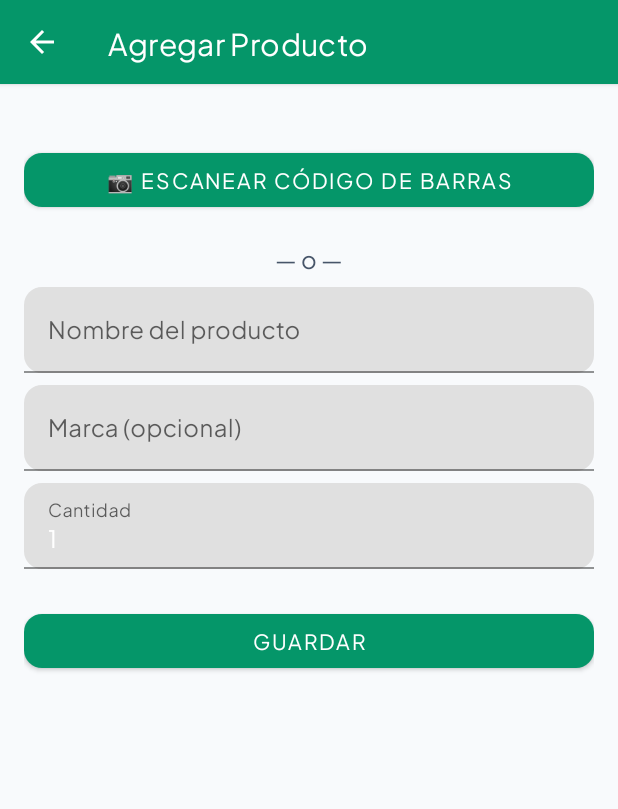
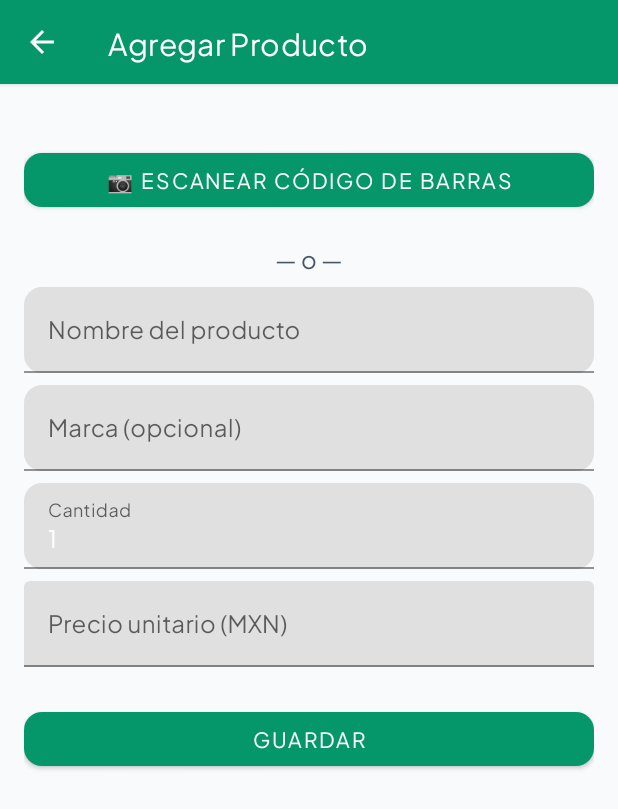
Before and after one commit to YonLopezRa/ListaSuper, an Android app: the fragment AgregarProductoFragment placed in its activity, on a phone screen of 412 x 824 dp. Shown: the top 809 px of the screen. Run offline under Robolectric (Android 15) with nearby library versions, the phone set to English and light mode, and no system bars; our stand-ins replace Room's generated code; libraries missing offline, so code that uses them is left out: com.journeyapps.barcodescanner; pictures from the network do not load.

Commit message:
fix: cierre de Fase 1 - precios, piezas y limpieza del diálogo
- Se eliminó el campo "gasto estimado" del diálogo de creación de listas.
- Se agregó el campo de precio unitario en la pantalla "Agregar Producto".
- El gasto real ahora se calcula como (precio × cantidad) por producto.
- El progreso de la tarjeta ahora cuenta piezas individuales, no productos.
- Se agregó `totalPiezas` y `piezasCompradas` a `ListaConEstadisticas`.
- La entidad `ListaEntity` ya no contiene `gastoTotal` (ahora se calcula dinámicamente).

```diff
--- a/app/src/main/java/com/example/listasuper/data/local/AppDatabase.kt
+++ b/app/src/main/java/com/example/listasuper/data/local/AppDatabase.kt
@@ -9,7 +9,7 @@ import com.example.listasuper.data.local.entities.ProductoEntity
 
 @Database(
     entities = [ListaEntity::class, ProductoEntity::class],
-    version = 3,
+    version = 4,
     exportSchema = false
 )
 abstract class AppDatabase : RoomDatabase() {
--- a/app/src/main/java/com/example/listasuper/data/local/ListaConEstadisticas.kt
+++ b/app/src/main/java/com/example/listasuper/data/local/ListaConEstadisticas.kt
@@ -6,5 +6,7 @@ data class ListaConEstadisticas(
     val lista: ListaEntity,
     val totalProductos: Int,
     val productosComprados: Int,
+    val totalPiezas: Int,
+    val piezasCompradas: Int,
     val gastoReal: Double // Suma de precios de los productos
 )
--- a/app/src/main/java/com/example/listasuper/data/local/entities/ListaEntity.kt
+++ b/app/src/main/java/com/example/listasuper/data/local/entities/ListaEntity.kt
@@ -8,7 +8,6 @@ data class ListaEntity(
     @PrimaryKey(autoGenerate = true) val id: Long = 0,
     val nombre: String,
     val tienda: String = "general", // "walmart", "chedraui", "general"
-    val gastoTotal: Double = 0.0,
     val fechaCreacion: Long = System.currentTimeMillis(),
     val completa: Boolean = false
 )
--- a/app/src/main/java/com/example/listasuper/data/local/entities/ProductoEntity.kt
+++ b/app/src/main/java/com/example/listasuper/data/local/entities/ProductoEntity.kt
@@ -24,5 +24,5 @@ data class ProductoEntity(
     val imagenUrl: String? = null,
     val cantidad: Int = 1,
     val comprado: Boolean = false,
-    val precio: Double? = null
+    val precio: Double = 0.0
 )
--- a/app/src/main/java/com/example/listasuper/data/repository/ListaRepository.kt
+++ b/app/src/main/java/com/example/listasuper/data/repository/ListaRepository.kt
@@ -9,8 +9,8 @@ class ListaRepository(private val listaDao: ListaDao, private val productoDao: P
 
     fun obtenerTodas(): Flow<List<ListaEntity>> = listaDao.obtenerTodas()
 
-    suspend fun crear(nombre: String, tiendaId: String, gastoTotal: Double): Long =
-        listaDao.insertar(ListaEntity(nombre = nombre, tienda = tiendaId, gastoTotal = gastoTotal))
+    suspend fun crear(nombre: String, tiendaId: String): Long =
+        listaDao.insertar(ListaEntity(nombre = nombre, tienda = tiendaId))
 
     suspend fun actualizar(lista: ListaEntity) = listaDao.actualizar(lista)
 
--- a/app/src/main/java/com/example/listasuper/ui/agregar/AgregarProductoViewModel.kt
+++ b/app/src/main/java/com/example/listasuper/ui/agregar/AgregarProductoViewModel.kt
@@ -34,7 +34,7 @@ class AgregarProductoViewModel(application: Application) : AndroidViewModel(appl
         }
     }
 
-    fun guardarProducto(nombre: String, marca: String?, cantidad: Int, listaId: Long, codigoBarras: String?, imagenUrl: String?) {
+    fun guardarProducto(nombre: String, marca: String?, cantidad: Int, precio: Double, listaId: Long, codigoBarras: String?, imagenUrl: String?) {
         viewModelScope.launch {
             val producto = ProductoEntity(
                 listaId = listaId,
@@ -42,7 +42,8 @@ class AgregarProductoViewModel(application: Application) : AndroidViewModel(appl
                 nombre = nombre,
                 marca = marca,
                 imagenUrl = imagenUrl,
-                cantidad = cantidad
+                cantidad = cantidad,
+                precio = precio
             )
             productoRepo.agregar(producto)
         }
--- a/app/src/main/java/com/example/listasuper/ui/listas/ListasAdapter.kt
+++ b/app/src/main/java/com/example/listasuper/ui/listas/ListasAdapter.kt
@@ -46,12 +46,12 @@ class ListasAdapter(
             tvPrecio.text = format.format(item.gastoReal)
 
             val progreso = if (item.totalProductos > 0) {
-                (item.productosComprados * 100) / item.totalProductos
+                (item.piezasCompradas * 100) / item.totalPiezas
             } else 0
 
             pbProgreso.progress = progreso
             tvProgreso.text = "$progreso% completado"
-            tvBadgeProductos.text = "${item.productosComprados} de ${item.totalProductos} productos"
+            tvBadgeProductos.text = "${item.piezasCompradas} de ${item.totalPiezas} piezas"
 
             // 🎨 MAGIA: Cambiar colores según la tienda
             when (lista.tienda) {
--- a/app/src/main/java/com/example/listasuper/ui/listas/ListasFragment.kt
+++ b/app/src/main/java/com/example/listasuper/ui/listas/ListasFragment.kt
@@ -70,7 +70,6 @@ class ListasFragment : Fragment() {
     private fun mostrarDialogoNuevaLista() {
         val dialogView = layoutInflater.inflate(R.layout.dialog_crear_lista, null)
         val etNombre = dialogView.findViewById<TextInputEditText>(R.id.etNombre)
-        val etGasto = dialogView.findViewById<TextInputEditText>(R.id.etGasto)
         val spinner = dialogView.findViewById<Spinner>(R.id.spinnerTienda)
 
         val tiendas = arrayOf("Walmart", "Chedraui", "Target", "La Comer", "Soriana",  "General / Otra")
@@ -82,7 +81,6 @@ class ListasFragment : Fragment() {
             .setView(dialogView)
             .setPositiveButton("Crear") { _, _ ->
                 val nombre = etNombre.text.toString().trim()
-                val gasto = etGasto.text.toString().toDoubleOrNull() ?: 0.0
                 val tiendaIndex = spinner.selectedItemPosition
 
                 val tiendaId = when (tiendaIndex) {
@@ -95,7 +93,7 @@ class ListasFragment : Fragment() {
                 }
 
                 if (nombre.isNotEmpty()) {
-                    viewModel.crearLista(nombre, tiendaId, gasto) //
+                    viewModel.crearLista(nombre, tiendaId) //
                 }
             }
             .setNegativeButton("Cancelar", null)
--- a/app/src/main/java/com/example/listasuper/ui/listas/ListasViewModel.kt
+++ b/app/src/main/java/com/example/listasuper/ui/listas/ListasViewModel.kt
@@ -25,15 +25,19 @@ class ListasViewModel(application: Application) : AndroidViewModel(application)
 
     val listasConEstadisticas = repository.obtenerTodasConProductos().map { listas ->
         listas.map { item ->
-            val total = item.productos.size
-            val comprados = item.productos.count { it.comprado }
-            val gasto = item.productos.sumOf { it.precio ?: 0.0 }
+            val totalProductos = item.productos.size
+            val productosComprados = item.productos.count { it.comprado }
+            val totalPiezas = item.productos.sumOf { it.cantidad }
+            val piezasCompradas = item.productos.filter { it.comprado }.sumOf { it.cantidad }
+            val gastoReal = item.productos.sumOf { (it.precio) * it.cantidad }
 
             ListaConEstadisticas(
                 lista = item.lista,
-                totalProductos = total,
-                productosComprados = comprados,
-                gastoReal = gasto
+                totalProductos = totalProductos,
+                productosComprados = productosComprados,
+                totalPiezas = totalPiezas,
+                piezasCompradas = piezasCompradas,
+                gastoReal = gastoReal
             )
         }
     }.asLiveData()
@@ -53,8 +57,8 @@ class ListasViewModel(application: Application) : AndroidViewModel(application)
         }
     }.asLiveData()
 
-    fun crearLista(nombre: String, tiendaId: String, gastoTotal: Double) = viewModelScope.launch {
-        repository.crear(nombre, tiendaId, gastoTotal)
+    fun crearLista(nombre: String, tiendaId: String) = viewModelScope.launch {
+        repository.crear(nombre, tiendaId)
     }
 
     fun eliminarLista(lista: ListaEntity) = viewModelScope.launch {
--- a/app/src/main/res/layout/fragment_agregar_producto.xml
+++ b/app/src/main/res/layout/fragment_agregar_producto.xml
@@ -103,6 +103,22 @@
                     android:text="1" />
             </com.google.android.material.textfield.TextInputLayout>
 
+            <com.google.android.material.textfield.TextInputLayout
+                android:id="@+id/tilPrecio"
+                android:layout_width="match_parent"
+                android:layout_height="wrap_content"
+                android:layout_marginTop="8dp"
+                android:hint="Precio unitario (MXN)"
+                app:layout_constraintTop_toBottomOf="@id/tilCantidad"
+                app:prefixText="$">
+
+                <com.google.android.material.textfield.TextInputEditText
+                    android:id="@+id/etPrecio"
+                    android:layout_width="match_parent"
+                    android:layout_height="wrap_content"
+                    android:inputType="numberDecimal" />
+            </com.google.android.material.textfield.TextInputLayout>
+
             <!-- Imagen de vista previa -->
             <ImageView
                 android:id="@+id/ivPreview"
```
Also changed, not shown: app/src/main/java/com/example/listasuper/ui/agregar/AgregarProductoFragment.kt (+10 -1 lines), app/src/main/res/layout/dialog_crear_lista.xml (+0 -14 lines).
